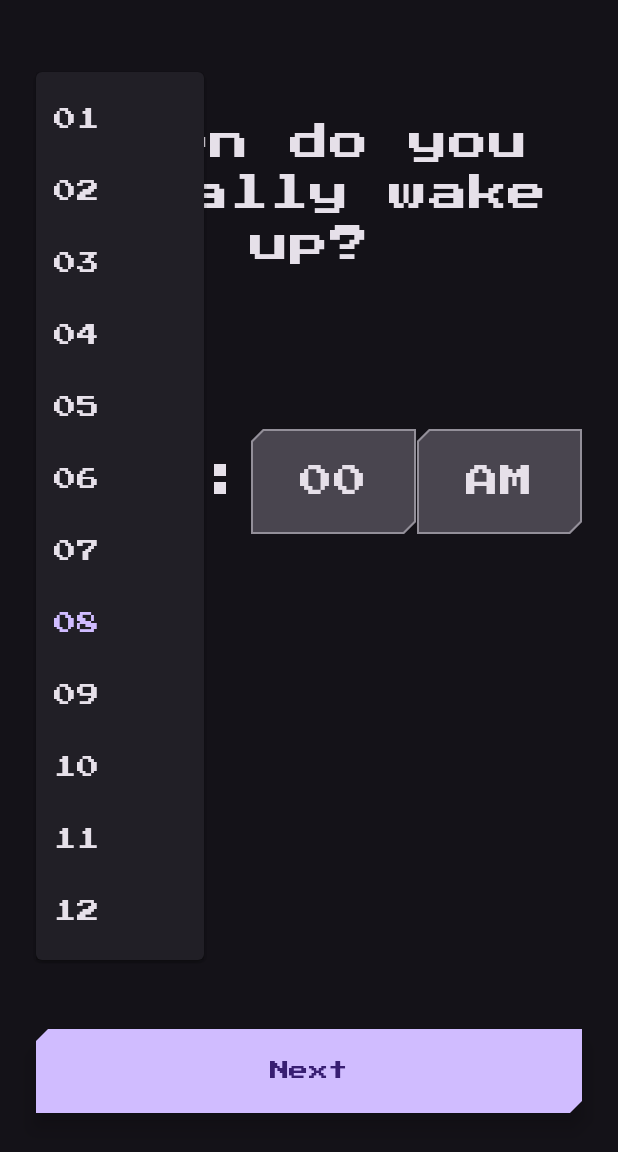
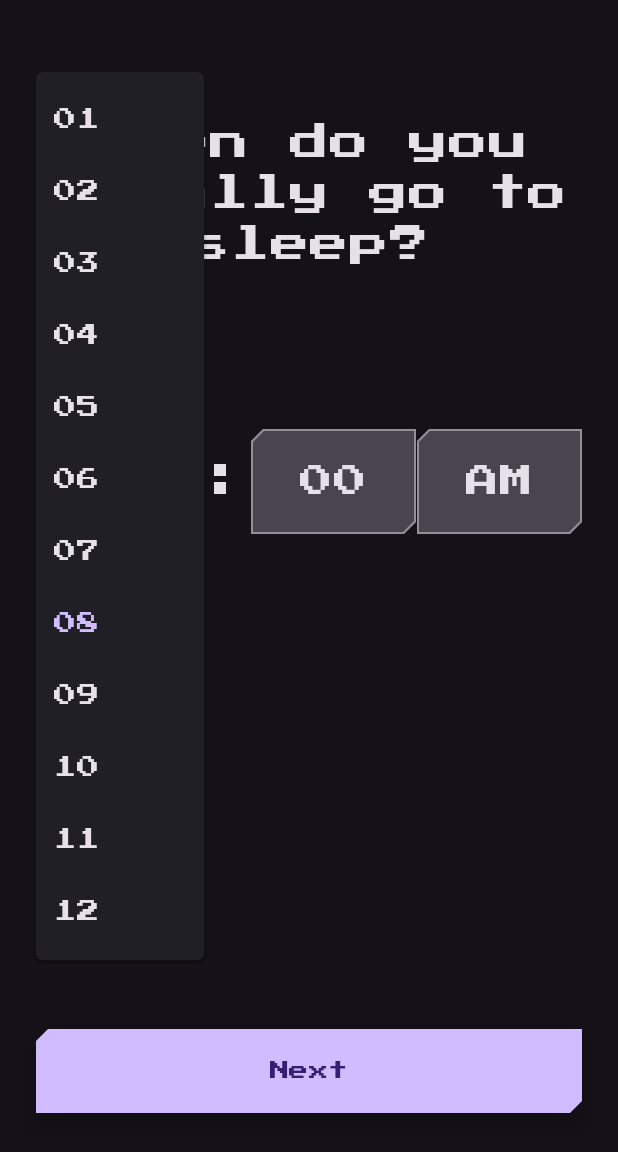
Before and after one commit to Om-Mithare/Water-Intake-Tracker-App, an Android app built with Jetpack Compose: the screen it shows after launch (MainActivity), after a tap on "08", on a phone screen of 412 x 824 dp. Shown: the top 1152 px of the screen. Run offline under Robolectric (Android 15) with nearby library versions, the phone set to English and light mode, and no system bars; our stand-ins replace Dagger/Hilt's generated code.

Commit message:
SleepScreen

```diff
--- /dev/null
+++ b/app/src/main/java/Screens/Sleep/SleepScreen.kt
@@ -0,0 +1,157 @@
+package Screens.Sleep
+
+
+import androidx.compose.animation.AnimatedVisibility
+import androidx.compose.animation.core.tween
+import androidx.compose.animation.fadeIn
+import androidx.compose.animation.slideInVertically
+import androidx.compose.foundation.background
+import androidx.compose.foundation.border
+import androidx.compose.foundation.clickable
+import androidx.compose.foundation.layout.*
+import androidx.compose.foundation.shape.RoundedCornerShape
+import androidx.compose.material3.*
+import androidx.compose.runtime.*
+import androidx.compose.ui.Alignment
+import androidx.compose.ui.Modifier
+import androidx.compose.ui.draw.clip
+import androidx.compose.ui.text.style.TextAlign
+import androidx.compose.ui.unit.dp
+import com.example.waterintaketracker.ui.theme.PixelTypography
+
+@Composable
+fun SleepScreen(
+    onNextClick: () -> Unit = {}
+) {
+    var selectedHour by remember { mutableStateOf("08") }
+    var selectedMinute by remember { mutableStateOf("00") }
+    var selectedPeriod by remember { mutableStateOf("AM") }
+
+    val hours = (1..12).map { it.toString().padStart(2, '0') }
+    val minutes = listOf("00", "05", "10", "15", "20", "25", "30", "35", "40", "45", "50", "55")
+    val periods = listOf("AM", "PM")
+
+    Column(
+        modifier = Modifier
+            .fillMaxSize()
+            .background(MaterialTheme.colorScheme.background)
+            .padding(horizontal = 24.dp, vertical = 82.dp),
+        horizontalAlignment = Alignment.CenterHorizontally
+    ) {
+        // Question
+        Text(
+            text = "When do you usually go to sleep?",
+            style = MaterialTheme.typography.displaySmall.copy(
+                color = MaterialTheme.colorScheme.onBackground,
+                textAlign = TextAlign.Center
+            ),
+            modifier = Modifier.fillMaxWidth()
+        )
+
+        Spacer(modifier = Modifier.height(80.dp)) // space before time selection
+
+        // Time selection row
+        Row(
+            modifier = Modifier
+                .fillMaxWidth()
+                .height(130.dp),
+            horizontalArrangement = Arrangement.SpaceEvenly,
+            verticalAlignment = Alignment.CenterVertically
+        ) {
+            TimeDropdown(value = selectedHour, options = hours) { selectedHour = it }
+            Text(
+                ":",
+                style = MaterialTheme.typography.displayMedium.copy(
+                    color = MaterialTheme.colorScheme.onBackground
+                )
+            )
+            TimeDropdown(value = selectedMinute, options = minutes) { selectedMinute = it }
+            TimeDropdown(value = selectedPeriod, options = periods) { selectedPeriod = it }
+        }
+
+        Spacer(modifier = Modifier.weight(1f))
+
+        // Next Button
+        AnimatedVisibility(
+            visible = selectedHour.isNotBlank(),
+            enter = fadeIn(tween(500)) + slideInVertically(tween(500)) { it / 2 },
+            modifier = Modifier.fillMaxWidth()
+        ) {
+            Button(
+                onClick = onNextClick,
+                modifier = Modifier
+                    .fillMaxWidth()
+                    .height(56.dp),
+                shape = MaterialTheme.shapes.medium,
+                colors = ButtonDefaults.buttonColors(
+                    containerColor = MaterialTheme.colorScheme.primary,
+                    contentColor = MaterialTheme.colorScheme.onPrimary
+                ),
+                elevation = ButtonDefaults.buttonElevation(8.dp)
+            ) {
+                Text(
+                    "Next",
+                    style = MaterialTheme.typography.titleMedium
+                )
+            }
+        }
+    }
+}
+
+@Composable
+fun TimeDropdown(
+    value: String,
+    options: List<String>,
+    onValueSelected: (String) -> Unit
+) {
+    var expanded by remember { mutableStateOf(false) }
+
+    Column(horizontalAlignment = Alignment.CenterHorizontally) {
+        Box(
+            modifier = Modifier
+                .width(110.dp)
+                .height(70.dp)
+                .clip(MaterialTheme.shapes.medium)
+                .background(MaterialTheme.colorScheme.surfaceVariant)
+                .border(
+                    width = if (expanded) 2.dp else 1.dp,
+                    color = if (expanded) MaterialTheme.colorScheme.primary else MaterialTheme.colorScheme.outline,
+                    shape = MaterialTheme.shapes.medium
+                )
+                .clickable { expanded = true },
+            contentAlignment = Alignment.Center
+        ) {
+            Text(
+                text = value,
+                style = MaterialTheme.typography.headlineLarge.copy(
+                    color = MaterialTheme.colorScheme.onSurface
+                )
+            )
+        }
+
+        DropdownMenu(
+            expanded = expanded,
+            onDismissRequest = { expanded = false }
+        ) {
+            options.forEach { option ->
+                DropdownMenuItem(
+                    text = {
+                        Text(
+                            text = option,
+                            style = MaterialTheme.typography.titleLarge.copy(
+                                color = if (option == value)
+                                    MaterialTheme.colorScheme.primary
+                                else
+                                    MaterialTheme.colorScheme.onSurface
+                            )
+                        )
+                    },
+                    onClick = {
+                        onValueSelected(option)
+                        expanded = false
+                    }
+                )
+            }
+        }
+    }
+}
--- a/app/src/main/java/com/example/waterintaketracker/MainActivity.kt
+++ b/app/src/main/java/com/example/waterintaketracker/MainActivity.kt
@@ -15,7 +15,7 @@ import androidx.navigation.NavGraph
 import androidx.navigation.compose.rememberNavController
 import com.example.waterintaketracker.ui.theme.WaterIntakeTrackerTheme
 import dagger.hilt.android.AndroidEntryPoint
-import Screens.Wakeup.WakeupTimeScreen
+import Screens.Sleep.SleepScreen
 @AndroidEntryPoint
 class MainActivity : ComponentActivity() {
     override fun onCreate(savedInstanceState: Bundle?) {
@@ -23,7 +23,7 @@ class MainActivity : ComponentActivity() {
         enableEdgeToEdge()
         setContent {
             WaterIntakeTrackerTheme {
-                WakeupTimeScreen()
+                SleepScreen()
             }
         }
     }
```
